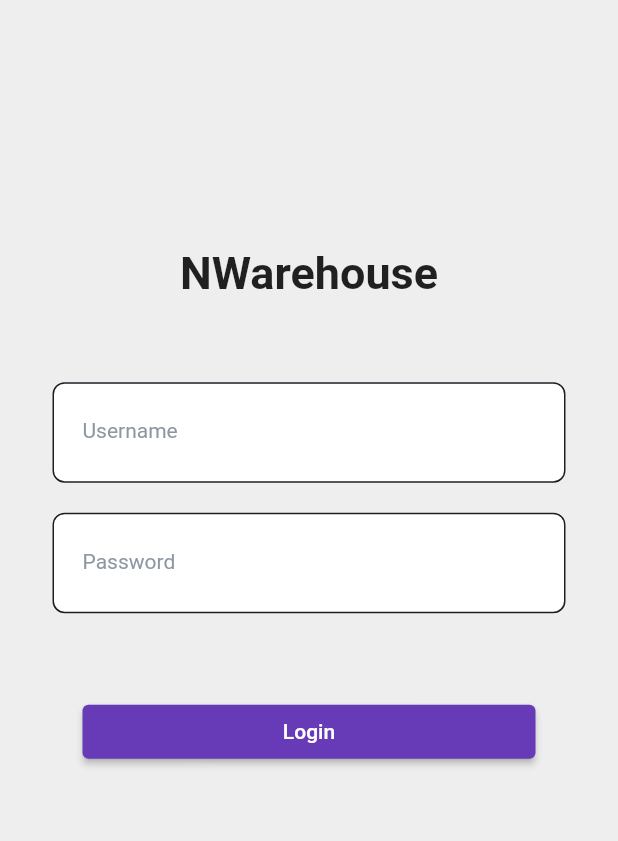
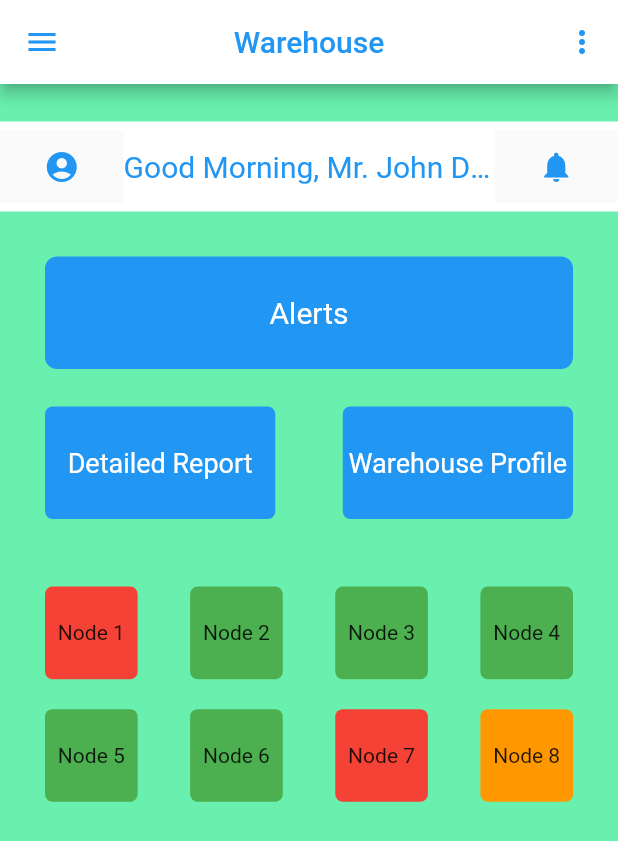
Before and after one commit to ThrivikramGR/nWarehouse-App, a Flutter app: the screen it shows after launch, on a phone screen of 412 x 824 dp. Shown: the top 841 px of the screen. Run offline on Flutter 3.47's test engine with Material 2 defaults, Android fonts, the phone set to English and light mode, and no system bars; our stand-ins replace cloud_firestore, firebase_auth, firebase_core; accounts and stored records are empty.

Commit message:
new home screen added

```diff
--- a/lib/main.dart
+++ b/lib/main.dart
@@ -2,6 +2,7 @@ import 'package:firebase_core/firebase_core.dart';
 import 'package:flutter/material.dart';
 import 'package:iot_project/screens/home_screen.dart';
 import 'package:iot_project/screens/login_screen.dart';
+import 'package:iot_project/screens/newHomePage.dart';
 import 'package:iot_project/screens/screen2.dart';
 import 'package:iot_project/screens/screen4.dart';
 
@@ -32,7 +33,7 @@ class MyApp extends StatelessWidget {
         scaffoldBackgroundColor: Colors.grey[200],
       ),
       debugShowCheckedModeBanner: false,
-      initialRoute: '/',
+      initialRoute: 'newHome',
       routes: {
         '/': (context) => LoginScreen(),
         'screen2': (context) => Screen2(),
@@ -40,6 +41,7 @@ class MyApp extends StatelessWidget {
         'home': (context) => HomeScreen(
               username: "Guest",
             ),
+        'newHome': (context) => NewHomeScreen(),
       },
     );
   }
--- /dev/null
+++ b/lib/screens/newHomePage.dart
@@ -0,0 +1,318 @@
+import 'package:flutter/material.dart';
+
+class NewHomeScreen extends StatelessWidget {
+  @override
+  Widget build(BuildContext context) {
+    return Scaffold(
+      drawer: Drawer(
+        child: Column(
+          crossAxisAlignment: CrossAxisAlignment.stretch,
+          children: getDrawerChildren(),
+        ),
+      ),
+      appBar: AppBar(
+        backgroundColor: Colors.white,
+        leading: Builder(builder: (context) {
+          return IconButton(
+            onPressed: () {
+              Scaffold.of(context).openDrawer();
+            },
+            icon: Icon(
+              Icons.menu,
+              color: Colors.blue,
+            ),
+          );
+        }),
+        centerTitle: true,
+        title: Text(
+          "Warehouse",
+          style: TextStyle(
+            color: Colors.blue,
+          ),
+        ),
+        actions: [
+          PopupMenuButton(
+            icon: Icon(
+              Icons.more_vert,
+              color: Colors.blue,
+            ),
+            onSelected: (items) {
+              switch (items) {
+                case 0:
+                  //First item (settings) selected
+                  print("Settings Selected");
+                  break;
+                case 1:
+                  //Second item (Sign out) selected
+                  print("Sign out Selected");
+                  break;
+                default:
+                  print("Case not defined");
+              }
+            },
+            itemBuilder: (context) {
+              return getPopupMenuItems();
+            },
+          ),
+        ],
+      ),
+      backgroundColor: Colors.greenAccent,
+      body: SafeArea(
+        child: Column(
+          children: [
+            SizedBox(
+              height: 25,
+            ),
+            Container(
+              height: 60,
+              color: Colors.white,
+              child: Row(
+                children: [
+                  Expanded(
+                    child: Material(
+                      child: IconButton(
+                        onPressed: () {},
+                        icon: Icon(
+                          Icons.account_circle,
+                          color: Colors.blue,
+                        ),
+                      ),
+                    ),
+                  ),
+                  Expanded(
+                    child: Text(
+                      "Good Morning, Mr. John Doe",
+                      maxLines: 1,
+                      overflow: TextOverflow.ellipsis,
+                      style: TextStyle(
+                        fontSize: 20,
+                        color: Colors.blue,
+                      ),
+                    ),
+                    flex: 3,
+                  ),
+                  Expanded(
+                    child: Material(
+                      child: IconButton(
+                        onPressed: () {},
+                        icon: Icon(
+                          Icons.notifications,
+                          color: Colors.blue,
+                        ),
+                      ),
+                    ),
+                  ),
+                ],
+              ),
+            ),
+            SizedBox(
+              height: 30,
+            ),
+            Padding(
+              padding: EdgeInsets.symmetric(
+                horizontal: 30,
+              ),
+              child: Column(
+                mainAxisSize: MainAxisSize.min,
+                children: [
+                  Material(
+                    color: Colors.blue,
+                    borderRadius: BorderRadius.all(
+                      Radius.circular(
+                        8,
+                      ),
+                    ),
+                    child: InkWell(
+                      onTap: () {},
+                      child: Container(
+                        height: 75,
+                        child: Center(
+                          child: Text(
+                            "Alerts",
+                            style: TextStyle(
+                              color: Colors.white,
+                              fontSize: 20,
+                            ),
+                          ),
+                        ),
+                      ),
+                    ),
+                  ),
+                  SizedBox(
+                    height: 25,
+                  ),
+                  Row(
+                    children: [
+                      Expanded(
+                        child: Material(
+                          borderRadius: BorderRadius.all(
+                            Radius.circular(
+                              5,
+                            ),
+                          ),
+                          color: Colors.blue,
+                          child: InkWell(
+                            onTap: () {},
+                            child: Container(
+                              height: 75,
+                              child: Center(
+                                child: Text(
+                                  "Detailed Report",
+                                  textAlign: TextAlign.center,
+                                  style: TextStyle(
+                                    color: Colors.white,
+                                    fontSize: 18,
+                                  ),
+                                ),
+                              ),
+                            ),
+                          ),
+                        ),
+                      ),
+                      SizedBox(
+                        width: 45,
+                      ),
+                      Expanded(
+                        child: Material(
+                          borderRadius: BorderRadius.all(
+                            Radius.circular(
+                              5,
+                            ),
+                          ),
+                          color: Colors.blue,
+                          child: InkWell(
+                            onTap: () {},
+                            child: Container(
+                              height: 75,
+                              child: Center(
+                                child: Text(
+                                  "Warehouse Profile",
+                                  textAlign: TextAlign.center,
+                                  style: TextStyle(
+                                    color: Colors.white,
+                                    fontSize: 18,
+                                  ),
+                                ),
+                              ),
+                            ),
+                          ),
+                        ),
+                      ),
+                    ],
+                  ),
+                  SizedBox(
+                    height: 45,
+                  ),
+                  Container(
+                    child: GridView.count(
+                      shrinkWrap: true,
+                      crossAxisCount: 4,
+                      childAspectRatio: 1,
+                      crossAxisSpacing: 35,
+                      mainAxisSpacing: 20,
+                      children: getGridViewChildren(),
+                    ),
+                  ),
+                ],
+              ),
+            ),
+          ],
+        ),
+      ),
+    );
+  }
+
+  List<Widget> getDrawerChildren() {
+    return [
+      DrawerHeader(
+        decoration: BoxDecoration(
+          color: Colors.blue,
+        ),
+        child: Text(
+          "Drawer Sample",
+          style: TextStyle(
+            color: Colors.white,
+          ),
+        ),
+      ),
+      ListTile(
+        title: Text(
+          "Option 1",
+        ),
+        onTap: () {},
+      ),
+      ListTile(
+        title: Text(
+          "Option 2",
+        ),
+        onTap: () {},
+      ),
+    ];
+  }
+
+  List<PopupMenuItem> getPopupMenuItems() {
+    return [
+      PopupMenuItem(
+        value: 0,
+        child: Text(
+          "Settings",
+          style: TextStyle(
+            color: Colors.black,
+          ),
+        ),
+      ),
+      PopupMenuItem(
+        value: 1,
+        child: Text(
+          "Sign out",
+          style: TextStyle(
+            color: Colors.black,
+          ),
+        ),
+      ),
+    ];
+  }
+
+  List<Widget> getGridViewChildren() {
+    List<GridViewChild> gridViewChildren = [
+      GridViewChild(child: Text("Node 1"), backgroundColor: Colors.red),
+      GridViewChild(child: Text("Node 2"), backgroundColor: Colors.green),
+      GridViewChild(child: Text("Node 3"), backgroundColor: Colors.green),
+      GridViewChild(child: Text("Node 4"), backgroundColor: Colors.green),
+      GridViewChild(child: Text("Node 5"), backgroundColor: Colors.green),
+      GridViewChild(child: Text("Node 6"), backgroundColor: Colors.green),
+      GridViewChild(child: Text("Node 7"), backgroundColor: Colors.red),
+      GridViewChild(child: Text("Node 8"), backgroundColor: Colors.orange),
+    ];
+    return List.generate(
+      gridViewChildren.length,
+      (index) {
+        return GestureDetector(
+          onTap: () {
+            print("node clicked");
+          },
+          child: Container(
+            decoration: BoxDecoration(
+              borderRadius: BorderRadius.all(
+                Radius.circular(
+                  5,
+                ),
+              ),
+              color: gridViewChildren[index].backgroundColor,
+            ),
+            child: Center(
+              child: gridViewChildren[index].child,
+            ),
+          ),
+        );
+      },
+    );
+  }
+}
+
+class GridViewChild {
+  final Widget child;
+  final Color backgroundColor;
+
+  GridViewChild({required this.child, required this.backgroundColor});
+}
```
